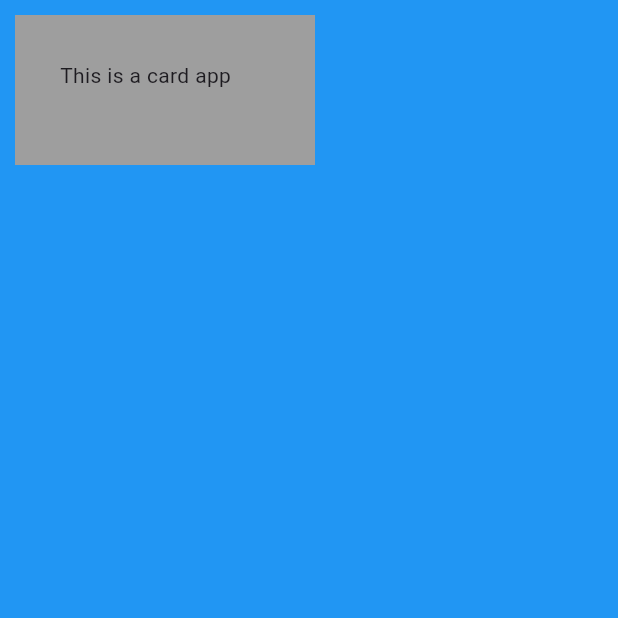
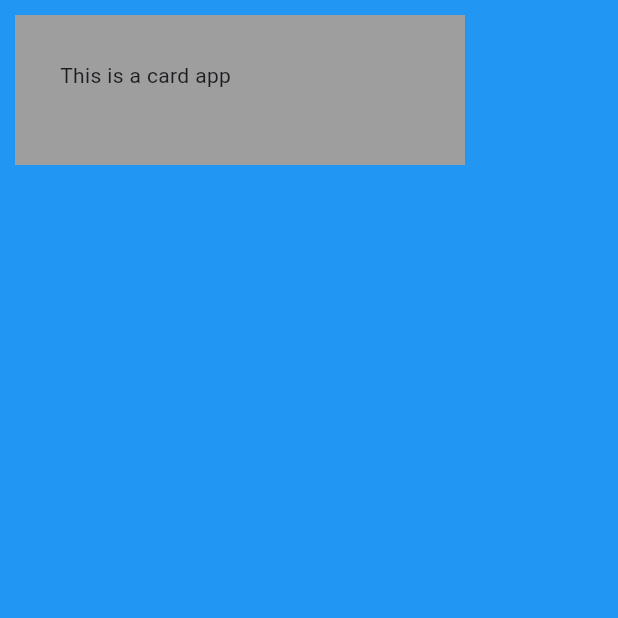
Before and after one commit to TechWithKen/Relearn, a Flutter app: the screen it shows after launch, on a phone screen of 412 x 824 dp, the top half of it. Run offline on Flutter 3.47's test engine with Material 3 defaults, Android fonts, the phone set to English and light mode, and no system bars.

Commit message:
Changed the width of the created container

```diff
--- a/relearning/lib/main.dart
+++ b/relearning/lib/main.dart
@@ -15,7 +15,7 @@ class MyCardApp extends StatelessWidget {
         body: SafeArea(
           child: Container(
               height: 100.0,
-              width: 200.0,
+              width: 300.0,
               margin: EdgeInsets.all(10.0),
               padding: EdgeInsets.all(30.0),
               child: Text("This is a card app"),
```
